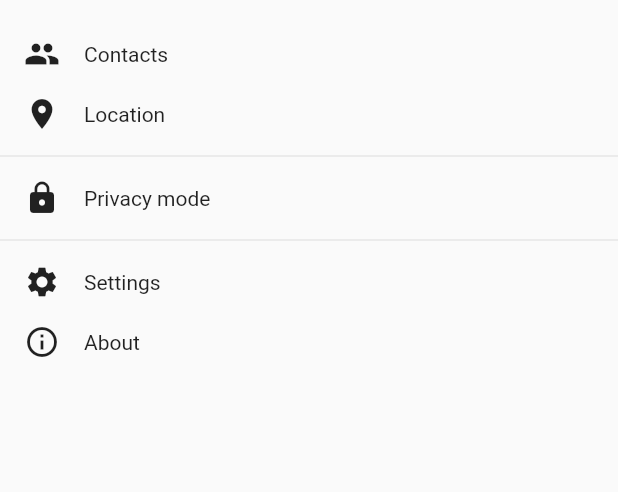
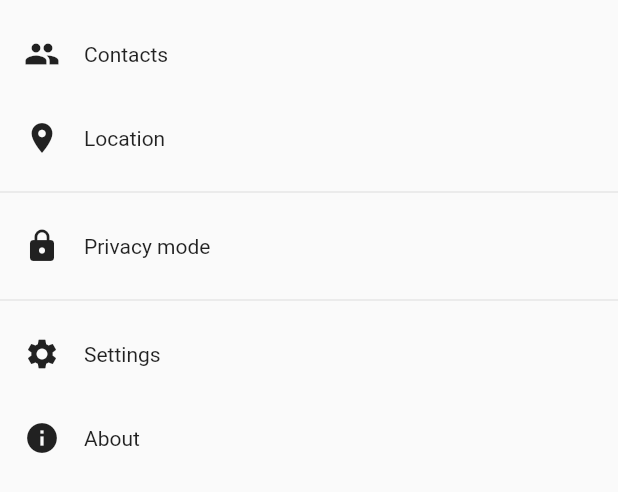
Before and after one commit to zyichi/data-life, a Flutter app: the MyBottomSheet widget shown alone on an empty page, opened directly, on a phone screen of 412 x 824 dp. Shown: the top 492 px of the screen. Run offline on Flutter 3.47's test engine with Material 2 defaults, Android fonts, the phone set to English and light mode, and no system bars; our stand-ins replace bloc, equatable, flutter_bloc, flutter_typeahead, page_transition, permission_handler and 2 more; missing offline and left inert: amap; accounts and stored records are empty; statements that could not run were skipped.

Commit message:
New bottom sheet spacing.

```diff
--- a/lib/views/my_bottom_sheet.dart
+++ b/lib/views/my_bottom_sheet.dart
@@ -5,7 +5,6 @@ import 'package:data_life/views/contact_page.dart';
 import 'package:data_life/views/location_page.dart';
 
 import 'package:data_life/blocs/theme_bloc.dart';
-
 
 class MyBottomSheet extends StatefulWidget {
   @override
@@ -17,7 +16,7 @@ class _MyBottomSheetState extends State<MyBottomSheet> {
   Widget build(BuildContext context) {
     return SafeArea(
       child: Container(
-        padding: EdgeInsets.only(left: 0, top: 16, right: 0, bottom: 16),
+        padding: EdgeInsets.only(left: 0, top: 8, right: 0, bottom: 8),
         child: Column(
           crossAxisAlignment: CrossAxisAlignment.stretch,
           mainAxisSize: MainAxisSize.min,
@@ -25,7 +24,7 @@ class _MyBottomSheetState extends State<MyBottomSheet> {
             InkWell(
               child: Padding(
                 padding: const EdgeInsets.only(
-                    left: 16, top: 8, right: 16, bottom: 8),
+                    left: 16, top: 16, right: 16, bottom: 16),
                 child: Row(
                   children: <Widget>[
                     Icon(Icons.people),
@@ -48,7 +47,7 @@ class _MyBottomSheetState extends State<MyBottomSheet> {
             InkWell(
               child: Padding(
                 padding: const EdgeInsets.only(
-                    left: 16, top: 8, right: 16, bottom: 8),
+                    left: 16, top: 16, right: 16, bottom: 16),
                 child: Row(
                   children: <Widget>[
                     Icon(Icons.place),
@@ -71,7 +70,8 @@ class _MyBottomSheetState extends State<MyBottomSheet> {
             Divider(),
             InkWell(
               child: Padding(
-                padding: const EdgeInsets.only(left: 16, top: 8, right: 16, bottom: 8),
+                padding: const EdgeInsets.only(
+                    left: 16, top: 16, right: 16, bottom: 16),
                 child: Row(
                   children: <Widget>[
                     Icon(Icons.lock),
@@ -81,14 +81,17 @@ class _MyBottomSheetState extends State<MyBottomSheet> {
                 ),
               ),
               onTap: () {
-                BlocProvider.of<ThemeBloc>(context).dispatch(PrivacyChanged(privacy: true));
+                BlocProvider.of<ThemeBloc>(context)
+                    .dispatch(PrivacyChanged(privacy: true));
                 Navigator.pop(context);
               },
             ),
             Divider(),
             InkWell(
               child: Padding(
-                padding: EdgeInsets.only(left: 16, top: 8, right: 16, bottom: 8),
+                padding:
+                    EdgeInsets.only(
+                        left: 16, top: 16, right: 16, bottom: 16),
                 child: Row(
                   children: <Widget>[
                     Icon(Icons.settings),
@@ -101,10 +104,12 @@ class _MyBottomSheetState extends State<MyBottomSheet> {
             ),
             InkWell(
               child: Padding(
-                padding: EdgeInsets.only(left: 16, top: 8, right: 16, bottom: 8),
+                padding:
+                    EdgeInsets.only(
+                        left: 16, top: 16, right: 16, bottom: 16),
                 child: Row(
                   children: <Widget>[
-                    Icon(Icons.info_outline),
+                    Icon(Icons.info),
                     SizedBox(width: 16),
                     Text('About'),
                   ],
```
